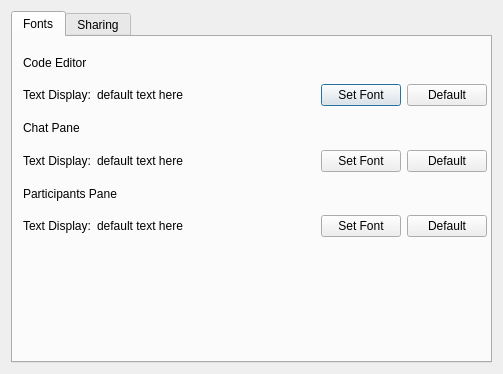
This is preferencesdialog.ui in obiwankennedy/cahootseditor as Qt 5 draws it before an edit. The edited form follows.
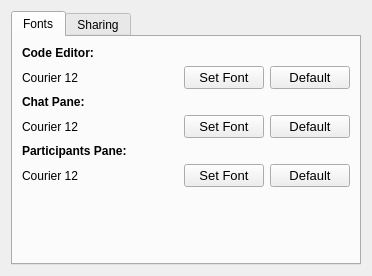
This is the edited form. The open tabs and pages were chosen to show the change.

Commit message: Redesigned the preferences dialog somewhat

```diff
--- a/preferencesdialog.ui
+++ b/preferencesdialog.ui
@@ -6,8 +6,8 @@
    <rect>
     <x>0</x>
     <y>0</y>
-    <width>503</width>
-    <height>374</height>
+    <width>372</width>
+    <height>276</height>
    </rect>
   </property>
   <property name="windowTitle">
@@ -26,42 +26,35 @@
       <attribute name="title">
        <string>Fonts</string>
       </attribute>
-      <widget class="QWidget" name="layoutWidget">
-       <property name="geometry">
-        <rect>
-         <x>10</x>
-         <y>10</y>
-         <width>464</width>
-         <height>190</height>
-        </rect>
-       </property>
        <layout class="QVBoxLayout" name="verticalLayout">
         <item>
-         <widget class="QLabel" name="label_3">
-          <property name="text">
-           <string>Code Editor</string>
-          </property>
-         </widget>
-        </item>
-        <item>
-         <layout class="QHBoxLayout" name="horizontalLayout_2">
-          <item>
            <widget class="QLabel" name="label">
+         <property name="font">
+          <font>
+           <weight>75</weight>
+           <bold>true</bold>
+          </font>
+         </property>
             <property name="text">
-             <string>Text Display:</string>
+          <string>Code Editor:</string>
             </property>
            </widget>
           </item>
+       <item>
+        <layout class="QHBoxLayout" name="horizontalLayout_2">
           <item>
            <widget class="QLabel" name="showFont">
             <property name="minimumSize">
              <size>
-              <width>131</width>
-              <height>16</height>
+             <width>0</width>
+             <height>0</height>
              </size>
             </property>
             <property name="text">
-             <string>default text here</string>
+            <string>Courier 12</string>
+           </property>
+           <property name="alignment">
+            <set>Qt::AlignRight|Qt::AlignTrailing|Qt::AlignVCenter</set>
             </property>
            </widget>
           </item>
@@ -80,51 +73,69 @@
           </item>
           <item>
            <widget class="QPushButton" name="changeEditor">
+           <property name="font">
+            <font>
+             <pointsize>10</pointsize>
+            </font>
+           </property>
             <property name="text">
              <string>Set Font</string>
             </property>
+           <property name="autoDefault">
+            <bool>false</bool>
+           </property>
            </widget>
           </item>
           <item>
            <widget class="QPushButton" name="editorDefault">
+           <property name="font">
+            <font>
+             <pointsize>10</pointsize>
+            </font>
+           </property>
             <property name="text">
              <string>Default</string>
             </property>
+           <property name="autoDefault">
+            <bool>false</bool>
+           </property>
            </widget>
           </item>
          </layout>
         </item>
-        <item>
-         <widget class="QLabel" name="label_4">
-          <property name="text">
-           <string>Chat Pane</string>
-          </property>
-         </widget>
-        </item>
-        <item>
-         <layout class="QHBoxLayout" name="horizontalLayout_5">
           <item>
            <widget class="QLabel" name="label_9">
+         <property name="font">
+          <font>
+           <weight>75</weight>
+           <bold>true</bold>
+          </font>
+         </property>
             <property name="text">
-             <string>Text Display:</string>
+          <string>Chat Pane:</string>
             </property>
            </widget>
           </item>
+       <item>
+        <layout class="QHBoxLayout" name="horizontalLayout_4">
           <item>
            <widget class="QLabel" name="showFont_3">
             <property name="minimumSize">
              <size>
-              <width>131</width>
-              <height>16</height>
+             <width>0</width>
+             <height>0</height>
              </size>
             </property>
             <property name="text">
-             <string>default text here</string>
+            <string>Courier 12</string>
+           </property>
+           <property name="alignment">
+            <set>Qt::AlignRight|Qt::AlignTrailing|Qt::AlignVCenter</set>
             </property>
            </widget>
           </item>
           <item>
-           <spacer name="horizontalSpacer_5">
+          <spacer name="horizontalSpacer_4">
             <property name="orientation">
              <enum>Qt::Horizontal</enum>
             </property>
@@ -138,51 +149,69 @@
           </item>
           <item>
            <widget class="QPushButton" name="changeChat">
+           <property name="font">
+            <font>
+             <pointsize>10</pointsize>
+            </font>
+           </property>
             <property name="text">
              <string>Set Font</string>
             </property>
+           <property name="autoDefault">
+            <bool>false</bool>
+           </property>
            </widget>
           </item>
           <item>
            <widget class="QPushButton" name="chatDefault">
+           <property name="font">
+            <font>
+             <pointsize>10</pointsize>
+            </font>
+           </property>
             <property name="text">
              <string>Default</string>
             </property>
+           <property name="autoDefault">
+            <bool>false</bool>
+           </property>
            </widget>
           </item>
          </layout>
         </item>
-        <item>
-         <widget class="QLabel" name="label_10">
-          <property name="text">
-           <string>Participants Pane</string>
-          </property>
-         </widget>
-        </item>
-        <item>
-         <layout class="QHBoxLayout" name="horizontalLayout_6">
           <item>
            <widget class="QLabel" name="label_11">
+         <property name="font">
+          <font>
+           <weight>75</weight>
+           <bold>true</bold>
+          </font>
+         </property>
             <property name="text">
-             <string>Text Display:</string>
+          <string>Participants Pane:</string>
             </property>
            </widget>
           </item>
+       <item>
+        <layout class="QHBoxLayout" name="horizontalLayout_5">
           <item>
            <widget class="QLabel" name="showFont_4">
             <property name="minimumSize">
              <size>
-              <width>131</width>
-              <height>16</height>
+             <width>0</width>
+             <height>0</height>
              </size>
             </property>
             <property name="text">
-             <string>default text here</string>
+            <string>Courier 12</string>
+           </property>
+           <property name="alignment">
+            <set>Qt::AlignRight|Qt::AlignTrailing|Qt::AlignVCenter</set>
             </property>
            </widget>
           </item>
           <item>
-           <spacer name="horizontalSpacer_6">
+          <spacer name="horizontalSpacer_5">
             <property name="orientation">
              <enum>Qt::Horizontal</enum>
             </property>
@@ -196,22 +225,50 @@
           </item>
           <item>
            <widget class="QPushButton" name="changeParticipants">
+           <property name="font">
+            <font>
+             <pointsize>10</pointsize>
+            </font>
+           </property>
             <property name="text">
              <string>Set Font</string>
             </property>
+           <property name="autoDefault">
+            <bool>false</bool>
+           </property>
            </widget>
           </item>
           <item>
            <widget class="QPushButton" name="participantsDefault">
+           <property name="font">
+            <font>
+             <pointsize>10</pointsize>
+            </font>
+           </property>
             <property name="text">
              <string>Default</string>
             </property>
+           <property name="autoDefault">
+            <bool>false</bool>
+           </property>
            </widget>
           </item>
          </layout>
         </item>
-       </layout>
-      </widget>
+       <item>
+        <spacer name="verticalSpacer_2">
+         <property name="orientation">
+          <enum>Qt::Vertical</enum>
+         </property>
+         <property name="sizeHint" stdset="0">
+          <size>
+           <width>20</width>
+           <height>1</height>
+          </size>
+         </property>
+        </spacer>
+       </item>
+      </layout>
      </widget>
      <widget class="QWidget" name="tab_2">
       <attribute name="title">
@@ -220,6 +277,19 @@
       <layout class="QGridLayout" name="gridLayout">
        <item row="0" column="0">
         <layout class="QVBoxLayout" name="verticalLayout_3">
+         <item>
+          <widget class="QLabel" name="label_3">
+           <property name="font">
+            <font>
+             <weight>75</weight>
+             <bold>true</bold>
+            </font>
+           </property>
+           <property name="text">
+            <string>Announcing:</string>
+           </property>
+          </widget>
+         </item>
          <item>
           <layout class="QHBoxLayout" name="horizontalLayout">
            <item>
```
Left out of the diff: 4 changed lines with no effect on the pictures. Lines whose indentation alone changed are shown as unchanged.
